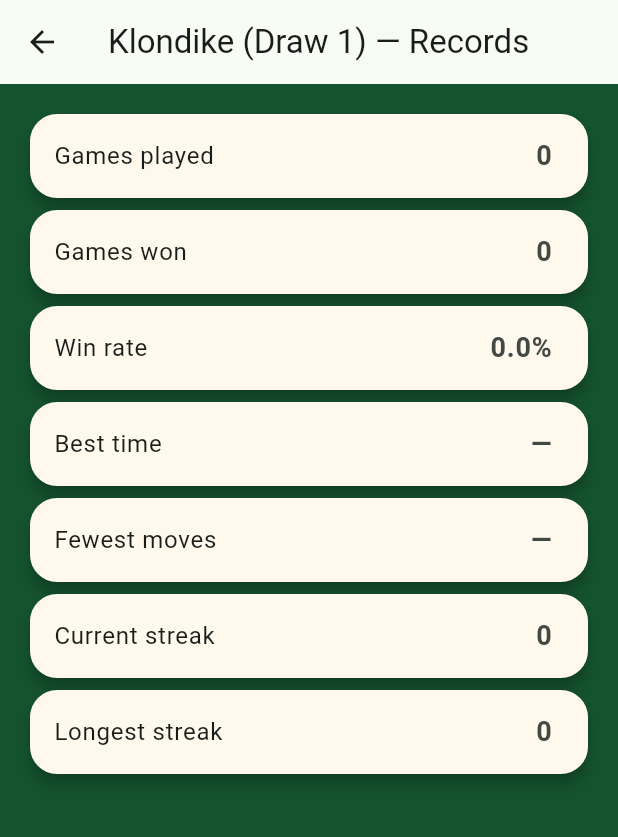
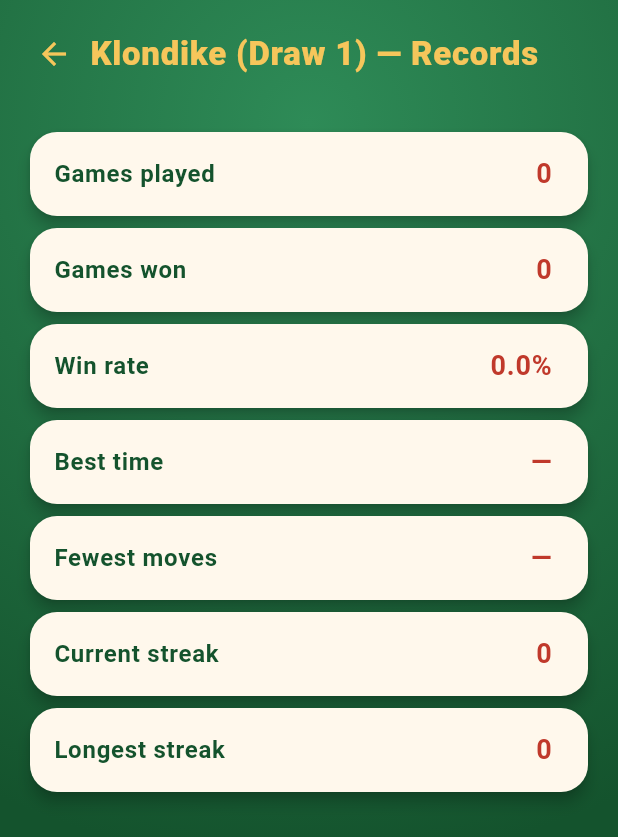
Before and after one commit to d-rk/open-patience, a Flutter app: the screen it shows after launch, after a tap on "Records", on a phone screen of 412 x 824 dp. Shown: the top 837 px of the screen. Run offline on Flutter 3.47's test engine with Material 3 defaults, Android fonts, the phone set to English and light mode, and no system bars; our stand-ins replace equatable, flutter_bloc, shared_preferences.

Commit message:
Restyle records screen onto the Emerald Felt theme

```diff
--- a/lib/ui/records_screen.dart
+++ b/lib/ui/records_screen.dart
@@ -3,6 +3,7 @@
 import '../persistence/records_repository.dart';
 import '../persistence/stats.dart';
 import 'theme/game_palette.dart';
+import 'theme/widgets.dart';
 
 /// Per-variant records / leaderboard. Reads [Stats] from the repository and
 /// renders them read-only. No game logic — just a view of stored results.
@@ -21,8 +22,25 @@
   @override
   Widget build(BuildContext context) {
     return Scaffold(
-      appBar: AppBar(title: Text('$title — Records')),
-      body: FutureBuilder<Stats>(
+      body: FeltBackground(
+        child: SafeArea(
+          child: Column(
+            crossAxisAlignment: CrossAxisAlignment.stretch,
+            children: <Widget>[
+              FeltHeader(
+                title: '$title — Records',
+                onBack: () => Navigator.of(context).pop(),
+              ),
+              Expanded(child: _body()),
+            ],
+          ),
+        ),
+      ),
+    );
+  }
+
+  Widget _body() {
+    return FutureBuilder<Stats>(
       future: repository.statsFor(variant),
       builder: (BuildContext context, AsyncSnapshot<Stats> snapshot) {
         if (!snapshot.hasData) {
@@ -59,7 +77,6 @@
           ],
         );
       },
-      ),
     );
   }
 }
@@ -74,10 +91,20 @@
   Widget build(BuildContext context) {
     return Card(
       child: ListTile(
-        title: Text(label),
+        title: Text(
+          label,
+          style: const TextStyle(
+            color: GamePalette.feltGreenDark,
+            fontWeight: FontWeight.w600,
+          ),
+        ),
         trailing: Text(
           value,
-          style: const TextStyle(fontSize: 18, fontWeight: FontWeight.bold),
+          style: const TextStyle(
+            color: GamePalette.cardRed,
+            fontSize: 18,
+            fontWeight: FontWeight.bold,
+          ),
         ),
       ),
     );
```
Lines whose indentation alone changed are shown as unchanged.
